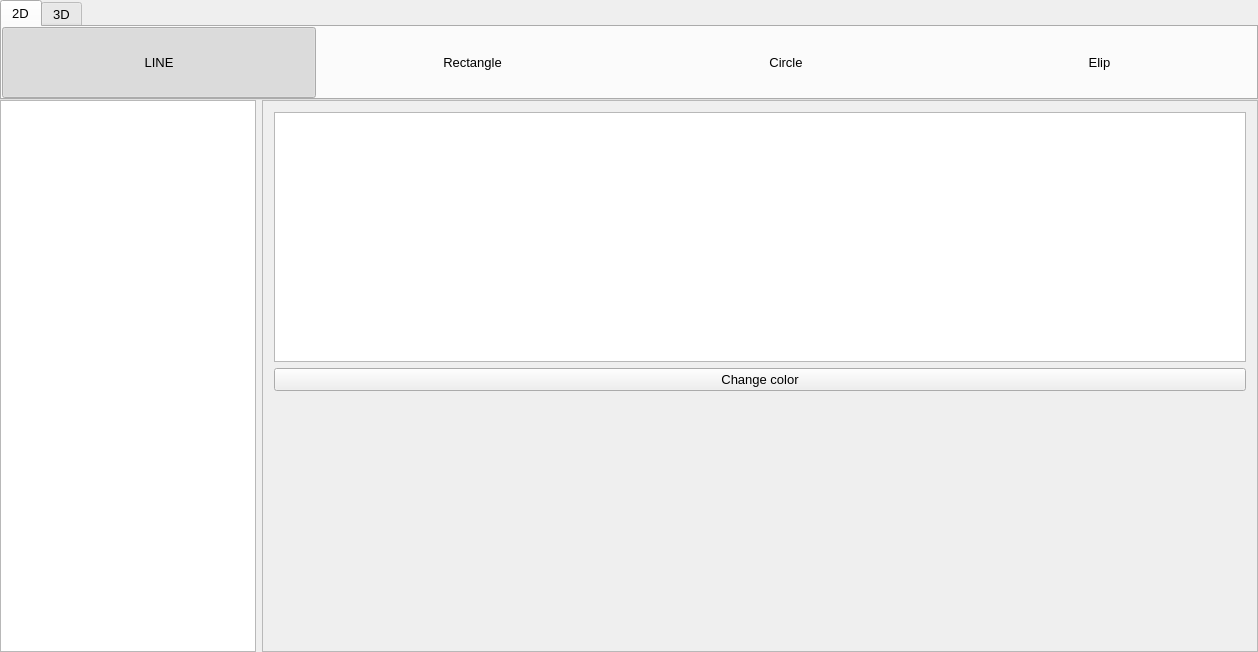
giahuyng98/computer-graphics, file window.ui: the form before one commit.
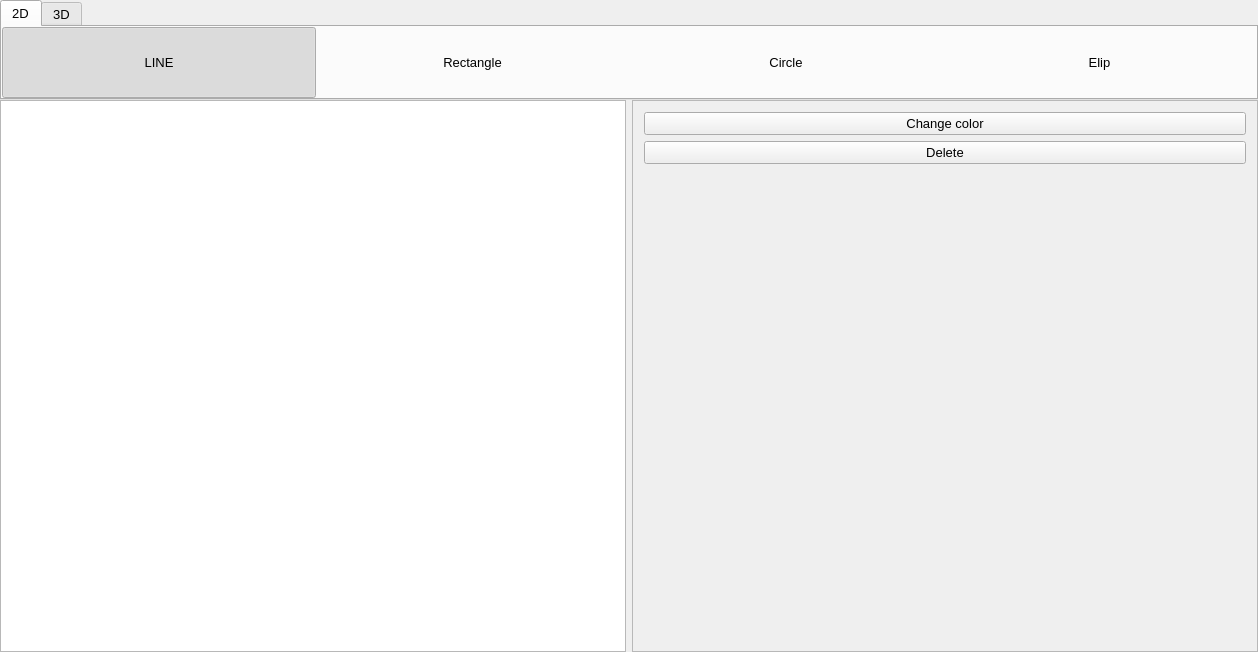
The form after the commit.

Diff of the .ui file:
```diff
--- a/window.ui
+++ b/window.ui
@@ -307,14 +307,7 @@
         </property>
         <layout class="QVBoxLayout" name="verticalLayout_2">
          <item>
-          <widget class="QTextEdit" name="textEdit">
-           <property name="undoRedoEnabled">
-            <bool>false</bool>
-           </property>
-           <property name="readOnly">
-            <bool>true</bool>
-           </property>
-          </widget>
+          <layout class="QVBoxLayout" name="infoLayout"/>
          </item>
          <item>
           <widget class="QPushButton" name="changeColorBtn">
@@ -323,6 +316,13 @@
            </property>
           </widget>
          </item>
+         <item>
+          <widget class="QPushButton" name="deleteBtn">
+           <property name="text">
+            <string>Delete</string>
+           </property>
+          </widget>
+         </item>
          <item>
           <spacer name="verticalSpacer">
            <property name="orientation">
```
